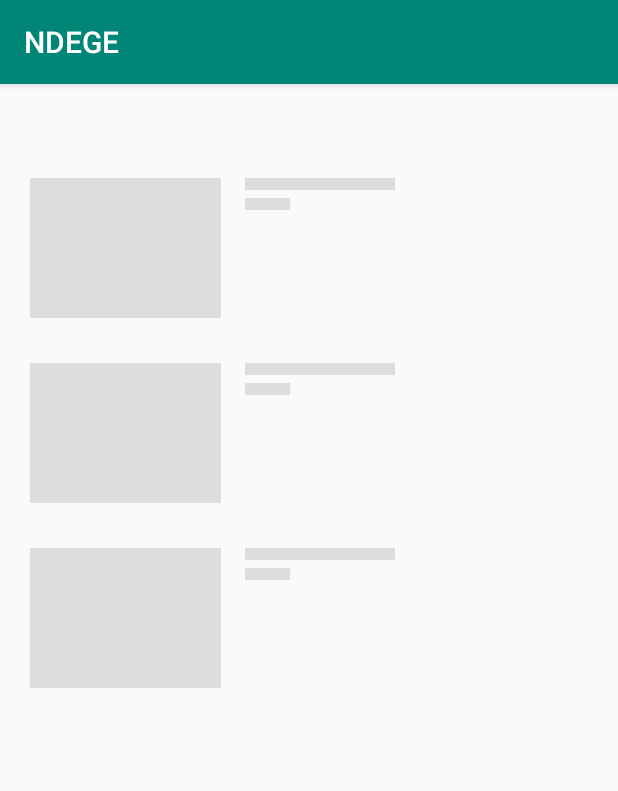
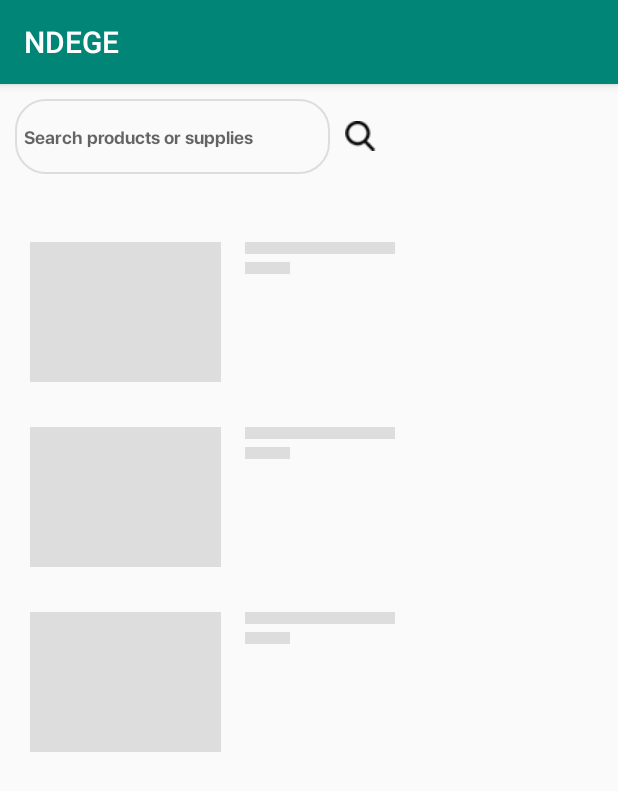
Before and after one commit to mozmilly/ndege, an Android app: the ViewCoreCategories screen opened directly, with no data from a screen before it, on a phone screen of 412 x 824 dp. Shown: the top 791 px of the screen. Run offline under Robolectric (Android 15) with nearby library versions, the light colour scheme and no system bars; our stand-ins replace Shimmer.

Commit message:
Latest changes by 7/2/2020

```diff
--- a/app/src/main/AndroidManifest.xml
+++ b/app/src/main/AndroidManifest.xml
@@ -39,6 +39,7 @@
         <activity android:name=".units.subcorecategories.ViewSubCoreCategories" />
         <activity android:name=".units.maincategories.ViewMainCategories" />
         <activity android:name=".units.orders.CheckOutSuccess" />
+        <activity android:name=".adverts.MessageActivity" />
     </application>
 
 </manifest>
--- a/app/src/main/java/com/example/ndege/adverts/models/AdvertAdapter.java
+++ b/app/src/main/java/com/example/ndege/adverts/models/AdvertAdapter.java
@@ -5,7 +5,6 @@ import android.view.LayoutInflater;
 import android.view.View;
 import android.view.ViewGroup;
 import android.webkit.URLUtil;
-import android.widget.Button;
 import android.widget.ImageView;
 import android.widget.LinearLayout;
 import android.widget.TextView;
@@ -27,7 +26,7 @@ public class AdvertAdapter extends RecyclerView.Adapter<AdvertAdapter.MyViewHold
     private OnMenuItemClicked onClick;
 
     public interface OnMenuItemClicked {
-        void onMenuItemClick(int position);
+        void onAdvertItemClick(int position);
     }
 
     public AdvertAdapter(List<Advert> advertList, Context context) {
@@ -52,7 +51,7 @@ public class AdvertAdapter extends RecyclerView.Adapter<AdvertAdapter.MyViewHold
         holder.parent.setOnClickListener(new View.OnClickListener() {
             @Override
             public void onClick(View v) {
-                onClick.onMenuItemClick(position);
+                onClick.onAdvertItemClick(position);
             }
         });
 
--- a/app/src/main/java/com/example/ndege/units/corecategories/ViewCoreCategories.java
+++ b/app/src/main/java/com/example/ndege/units/corecategories/ViewCoreCategories.java
@@ -5,8 +5,12 @@ import android.content.Intent;
 import android.content.pm.PackageManager;
 import android.os.Build;
 import android.os.Bundle;
+import android.text.Editable;
+import android.text.TextWatcher;
 import android.util.Log;
 import android.view.View;
+import android.widget.EditText;
+import android.widget.TextView;
 import android.widget.Toast;
 
 import androidx.appcompat.app.AppCompatActivity;
@@ -17,6 +21,7 @@ import androidx.recyclerview.widget.RecyclerView;
 import androidx.recyclerview.widget.StaggeredGridLayoutManager;
 
 import com.example.ndege.R;
+import com.example.ndege.adverts.MessageActivity;
 import com.example.ndege.adverts.interfaces.AdvertInteface;
 import com.example.ndege.adverts.models.Advert;
 import com.example.ndege.adverts.models.AdvertAdapter;
@@ -26,20 +31,22 @@ import com.example.ndege.units.corecategories.models.CoreCategoryAdapter;
 import com.example.ndege.units.interfaces.UnitInterface;
 import com.example.ndege.units.models.MenuItemAdapter;
 import com.example.ndege.units.models.MenuItems;
+import com.example.ndege.units.models.MySearchAdapter;
 import com.example.ndege.units.subcorecategories.ViewSubCoreCategories;
 import com.example.ndege.utils.ApiUtils;
 import com.facebook.shimmer.ShimmerFrameLayout;
 
+import java.util.ArrayList;
 import java.util.List;
 
 import retrofit2.Call;
 import retrofit2.Callback;
 import retrofit2.Response;
 
-public class ViewCoreCategories extends AppCompatActivity implements CoreCategoryAdapter.OnItemClicked, MenuItemAdapter.OnItemClicked, AdvertAdapter.OnMenuItemClicked {
+public class ViewCoreCategories extends AppCompatActivity implements CoreCategoryAdapter.OnItemClicked, MenuItemAdapter.OnItemClicked, AdvertAdapter.OnMenuItemClicked, MySearchAdapter.OnSearchItemClicked {
 
     private static final int REQUEST_CODE = 200;
-    RecyclerView recyclerView, menuItemRecycler;
+    RecyclerView recyclerView, menuItemRecycler, mySearch;
     UnitInterface unitInterface;
     CoreCategoryAdapter coreCategoryAdapter;
     MenuItemAdapter menuItemAdapter;
@@ -62,6 +69,21 @@ public class ViewCoreCategories extends AppCompatActivity implements CoreCategor
     AdvertInteface advertInteface;
     AdvertAdapter advertAdapter;
     List<Advert> advertList;
+
+    private static Advert advert;
+
+    public static Advert getAdvert() {
+        return advert;
+    }
+
+    public static void setAdvert(Advert advert) {
+        ViewCoreCategories.advert = advert;
+    }
+
+    EditText search;
+
+    MySearchAdapter mySearchAdapter;
+    List<MenuItems> menuItemSearchList = new ArrayList<>();
     @Override
     protected void onCreate(Bundle savedInstanceState) {
         super.onCreate(savedInstanceState);
@@ -69,6 +91,71 @@ public class ViewCoreCategories extends AppCompatActivity implements CoreCategor
 
         recyclerView = findViewById(R.id.core_cat_recycler);
         menuItemRecycler = findViewById(R.id.core_cat_menu_items_recycler);
+
+        search = findViewById(R.id.my_search1);
+        mySearch = findViewById(R.id.search_item_recycler);
+
+
+
+        search.addTextChangedListener(new TextWatcher() {
+            @Override
+            public void beforeTextChanged(CharSequence charSequence, int i, int i1, int i2) {
+
+            }
+
+            @Override
+            public void onTextChanged(CharSequence charSequence, int i, int i1, int i2) {
+
+            }
+
+            @Override
+            public void afterTextChanged(Editable editable) {
+                if (search.getText().toString().length()==0){
+                    menuItemSearchList.clear();
+
+                    if (menuItemAdapter!=null){
+                        menuItemAdapter.notifyDataSetChanged();
+                    }
+
+
+                }
+            }
+        });
+
+        TextView mine_search = findViewById(R.id.mine_search);
+
+        mine_search.setOnClickListener(new View.OnClickListener() {
+            @Override
+            public void onClick(View view) {
+                UnitInterface unitInterface = ApiUtils.getUnitService();
+
+                unitInterface.get_all_menuitems(search.getText().toString()).enqueue(new Callback<List<MenuItems>>() {
+                    @Override
+                    public void onResponse(Call<List<MenuItems>> call, Response<List<MenuItems>> response) {
+                        if (response.code()==200){
+                            menuItemSearchList = response.body();
+
+                            mySearchAdapter = new MySearchAdapter(menuItemSearchList, ViewCoreCategories.this);
+                            RecyclerView.LayoutManager mLayoutManager = new LinearLayoutManager(getApplicationContext(), LinearLayoutManager.HORIZONTAL, false);
+                            mySearch.setLayoutManager(mLayoutManager);
+                            mySearch.setItemAnimator(new DefaultItemAnimator());
+                            mySearch.setAdapter(mySearchAdapter);
+                            mySearchAdapter.setOnClick(ViewCoreCategories.this);
+//                            close.setVisibility(View.VISIBLE);
+
+//                            Toast.makeText(DashBoardActivity.this, "Gotten", Toast.LENGTH_SHORT).show();
+
+                        }
+                    }
+
+                    @Override
+                    public void onFailure(Call<List<MenuItems>> call, Throwable throwable) {
+
+                    }
+                });
+            }
+        });
+
 
         shimmerFrameLayout = findViewById(R.id.core_cat_container);
 
@@ -202,7 +289,19 @@ public class ViewCoreCategories extends AppCompatActivity implements CoreCategor
     }
 
     @Override
-    public void onMenuItemClick(int position) {
+    public void onAdvertItemClick(int position) {
+        Intent intent = new Intent(ViewCoreCategories.this, MessageActivity.class);
+        setAdvert(advertList.get(position));
+        startActivity(intent);
 
     }
+
+    @Override
+    public void onSearchItemClick(int position) {
+        Intent intent = new Intent(ViewCoreCategories.this, ViewLargerImageActivity.class);
+        ViewCoreCategories.setMenuItems(menuItemSearchList.get(position));
+        intent.putExtra("menu_item", "true");
+        intent.putExtra("image", menuItemSearchList.get(position).getImage());
+        startActivity(intent);
+    }
 }
--- a/app/src/main/java/com/example/ndege/units/models/MySearchAdapter.java
+++ b/app/src/main/java/com/example/ndege/units/models/MySearchAdapter.java
@@ -75,6 +75,11 @@ public class MySearchAdapter extends RecyclerView.Adapter<MySearchAdapter.MyView
 
         myViewHolder.name.setText(menuItemsList.get(i).getItem_name());
         myViewHolder.price.setText(("Ksh."+(menuItemsList.get(i).getPrice())));
+
+        if (menuItemsList.get(i).getWas_price()==0){
+            myViewHolder.was_price.setVisibility(View.GONE);
+            myViewHolder.percentage_off.setVisibility(View.GONE);
+        }
         myViewHolder.was_price.setPaintFlags(myViewHolder.was_price.getPaintFlags() | Paint.STRIKE_THRU_TEXT_FLAG);
         myViewHolder.was_price.setText(("Was Ksh."+menuItemsList.get(i).getWas_price()));
         double difference = menuItemsList.get(i).getWas_price() - menuItemsList.get(i).getPrice();
--- /dev/null
+++ b/app/src/main/res/drawable/boarded_circle.xml
@@ -0,0 +1,11 @@
+<?xml version="1.0" encoding="utf-8"?>
+<shape xmlns:android="http://schemas.android.com/apk/res/android">
+
+
+    <stroke
+        android:color="#ddd"
+        android:width="1dp"
+        />
+    <corners android:radius="20dp"/>
+
+</shape>
--- a/app/src/main/res/layout/activity_view_core_categories.xml
+++ b/app/src/main/res/layout/activity_view_core_categories.xml
@@ -6,6 +6,8 @@
     android:layout_height="match_parent"
     xmlns:shimmer="http://schemas.android.com/apk/res-auto"
     tools:context=".units.corecategories.ViewCoreCategories">
+
+
     <LinearLayout
         android:layout_marginLeft="10dp"
         android:layout_marginRight="10dp"
@@ -13,6 +15,37 @@
         android:layout_width="match_parent"
         android:orientation="vertical"
         android:layout_height="wrap_content">
+        <LinearLayout
+            android:layout_width="wrap_content"
+            android:layout_height="wrap_content"
+            android:orientation="horizontal"
+            >
+            <EditText
+                android:padding="6dp"
+                android:background="@drawable/boarded_circle"
+                android:hint="Search products or supplies"
+                android:fontFamily="@font/bold"
+                android:textSize="12dp"
+                android:layout_width="210dp"
+                android:layout_height="50dp"
+                android:id="@+id/my_search1"
+                />
+            <TextView
+                android:layout_marginLeft="10dp"
+                android:id="@+id/mine_search"
+                android:layout_width="wrap_content"
+                android:layout_height="wrap_content"
+                android:drawableLeft="@drawable/search" />
+        </LinearLayout>
+        <LinearLayout
+            android:layout_width="match_parent"
+            android:layout_height="wrap_content"
+            android:orientation="vertical">
+            <androidx.recyclerview.widget.RecyclerView
+                android:layout_width="match_parent"
+                android:layout_height="wrap_content"
+                android:id="@+id/search_item_recycler"
+                />
             <androidx.recyclerview.widget.RecyclerView
                 android:layout_width="match_parent"
                 android:layout_height="wrap_content"
@@ -23,10 +56,15 @@
                 android:layout_height="wrap_content"
                 android:id="@+id/core_cat_recycler"
                 />
+
+        </LinearLayout>
+
+
         <LinearLayout
             android:layout_width="match_parent"
             android:layout_height="wrap_content"
-            android:layout_marginTop="0dp">
+            android:layout_marginTop="0dp"
+            android:orientation="vertical">
 
             <com.facebook.shimmer.ShimmerFrameLayout
                 android:id="@+id/core_cat_container"
```
Also changed, not shown: app/src/main/java/com/example/ndege/adverts/MessageActivity.java (added, +55 -0 lines), app/src/main/res/layout/activity_message.xml (added, +103 -0 lines), app/src/main/res/drawable/search.png (added). Lines whose indentation alone changed are shown as unchanged.
